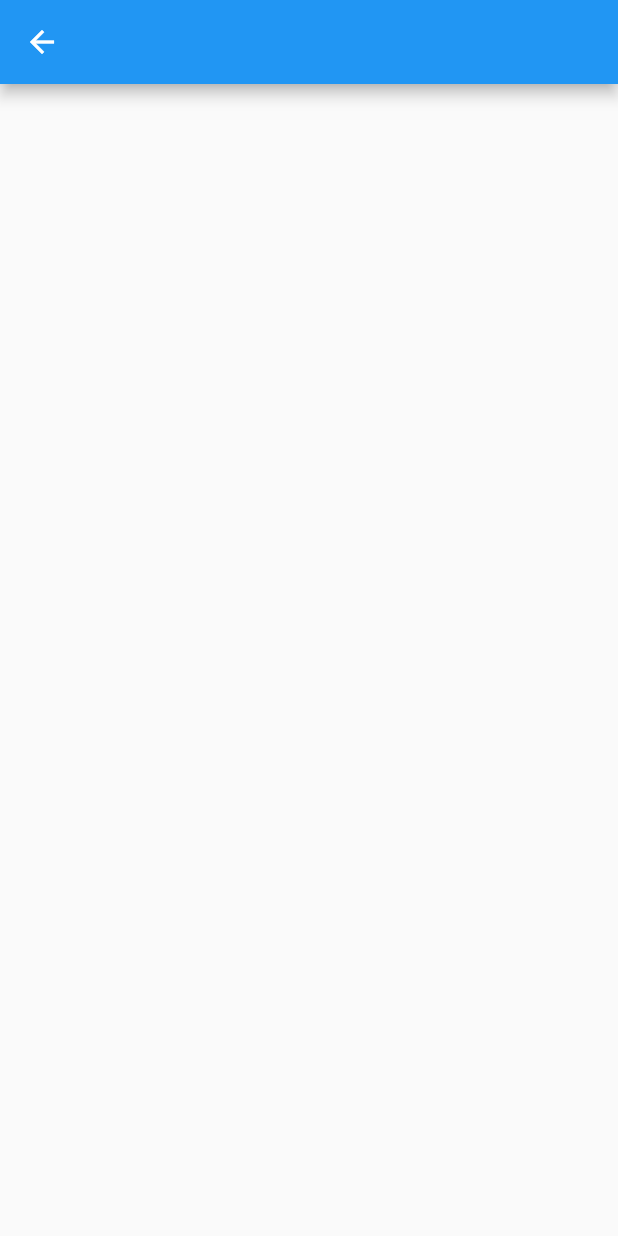
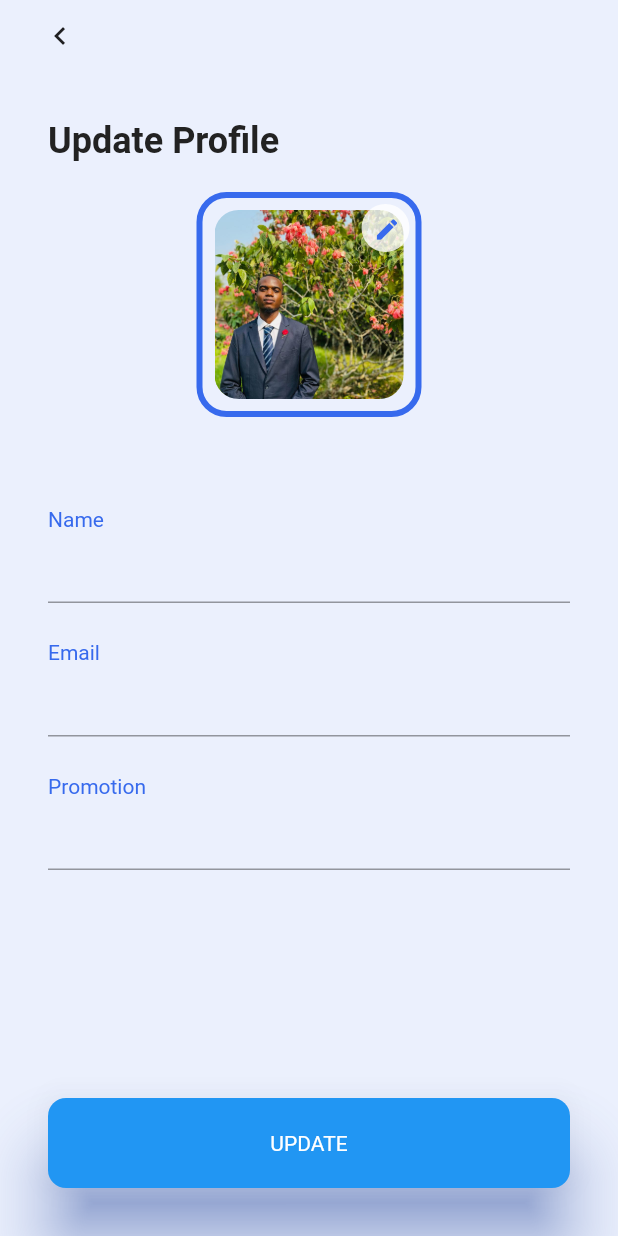
Before and after one commit to Chabain-ngamo/Projet-CampusConnect, a Flutter app: the ProfilPage screen opened directly, on a phone screen of 412 x 824 dp. Run offline on Flutter 3.47's test engine with Material 2 defaults, Android fonts, the phone set to English and light mode, and no system bars.

Commit message:
update profil page commit
update profil page commit

```diff
--- a/campus_connect/lib/views/screens/profil_page.dart
+++ b/campus_connect/lib/views/screens/profil_page.dart
@@ -1,16 +1,179 @@
+import 'package:campus_connect/services/constant.dart';
 import 'package:flutter/material.dart';
 
-class ProfilPage extends StatelessWidget {
+class ProfilPage extends StatefulWidget {
   const ProfilPage({super.key});
 
+  @override
+  State<ProfilPage> createState() => _ProfilPageState();
+}
 
-@override
+class _ProfilPageState extends State<ProfilPage> {
+  late Size mediaSize;
+  TextEditingController userController = TextEditingController();
+  TextEditingController emailController = TextEditingController();
+  TextEditingController promotionController = TextEditingController();
+
+  @override
   Widget build(BuildContext context) {
-    return Scaffold(
-      appBar: AppBar(
-        title: const Text(""),
+    mediaSize = MediaQuery.of(context).size;
+    return Container(
+      decoration: const BoxDecoration(
+        color: backColor
       ),
-      body:Container()
+      child: Scaffold(
+        backgroundColor: Colors.transparent,
+        body: Column(
+          mainAxisAlignment: MainAxisAlignment.start,
+          children: [
+            _buildBackButton(context),
+            Expanded(
+              flex: 5,
+              child: _buildBottom()),
+            _buildUpdateButton()
+          ],
+        ),
+      ),
     );
   }
+
+  Widget _buildBackButton(BuildContext context) {
+    return Align(
+      alignment: Alignment.centerLeft,
+      child: Padding(
+        padding: const EdgeInsets.only(left: 16.0),
+        child: IconButton(
+          icon: const Icon(Icons.chevron_left),
+          onPressed: () {
+            Navigator.of(context).pop();
+          },
+        ),
+      ),
+    );
+  }
+
+  Widget _buildBottom() {
+    return SizedBox(
+      width: mediaSize.width,
+      child: Column(
+        children: [
+          Padding(
+            padding: const EdgeInsets.all(32.0),
+            child: _buildForm(),
+          ),
+        ],
+      ),
+    );
+  }
+
+  Widget _buildForm() {
+    return Column(
+      crossAxisAlignment: CrossAxisAlignment.start,
+      children: [
+        const Text(
+          "Update Profile",
+          style: TextStyle(
+              color: darkColor, fontSize: 24, fontWeight: FontWeight.bold, fontFamily: 'Roboto'),
+
+        ),
+        const SizedBox(height: 20),
+        Center(child: _buildProfilePicture()),
+        const SizedBox(height: 60),
+        _buildGreyText("Name"),
+        _buildInputField(userController),
+        const SizedBox(height: 25),
+        _buildGreyText("Email"),
+        _buildInputField(emailController),
+        const SizedBox(height: 25),
+        _buildGreyText("Promotion"),
+        _buildInputField(promotionController),
+      ],
+    );
+  }
+
+  Widget _buildGreyText(String text) {
+    return Text(
+      text,
+      style: const TextStyle(color: campuscolor),
+    );
+  }
+
+  Widget _buildInputField(TextEditingController controller) {
+    return TextField(
+      controller: controller,
+      decoration: const InputDecoration(
+        iconColor: campuscolor
+      ),
+    );
+  }
+
+  Widget _buildUpdateButton() {
+    return Padding(
+      padding: const EdgeInsets.all(32.0),
+      child: ElevatedButton(
+        onPressed: () {
+          debugPrint("User : ${userController.text}");
+          debugPrint("Email : ${emailController.text}");
+          debugPrint("promotion : ${promotionController.text}");
+        },
+        style: ElevatedButton.styleFrom(
+          shape: RoundedRectangleBorder(borderRadius: BorderRadius.circular(12.0),),
+          elevation: 20,
+          shadowColor: campuscolor,
+          minimumSize: const Size.fromHeight(60),
+        ),
+        child: const Text("UPDATE"),
+      ),
+    );
+  }
+
+  Widget _buildProfilePicture() {
+  return Stack(
+    children: [
+      Container(
+        width: 150,
+        height: 150,
+        decoration: BoxDecoration(
+          borderRadius: BorderRadius.circular(20.0),
+          border: Border.all(color: campuscolor, width: 4.0),
+        ),
+        child: Padding(
+          padding: const EdgeInsets.all(8.0),
+          child: Container(
+            width: 120,
+            height: 120,
+            decoration: BoxDecoration(
+              borderRadius: BorderRadius.circular(16.0),
+              image: const DecorationImage(
+                image: AssetImage('assets/profil.jpeg'), // Remplacez par l'image de l'utilisateur
+                fit: BoxFit.cover,
+              ),
+            ),
+          ),
+        ),
+      ),
+      Positioned(
+        top: 8,
+        right: 8,
+        child: Container(
+          width: 32,
+          height: 32,
+          decoration: BoxDecoration(
+            shape: BoxShape.circle,
+            color: Colors.white.withOpacity(0.8),
+          ),
+          child: IconButton(
+            icon: const Icon(Icons.edit, color: campuscolor, size: 18),
+            onPressed: () {
+              // Implémentez la logique de modification de la photo de profil
+            },
+          ),
+        ),
+      ),
+    ],
+  );
 }
+
+
+
+}
```
